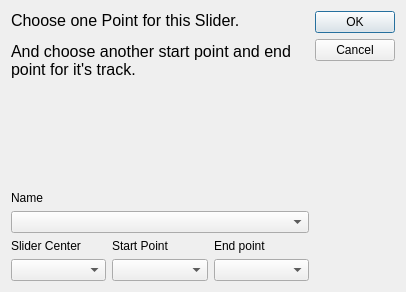
First picture: the form in core/simulate/edit_slider.ui, repository KmolYuan/Pyslvs-UI, before the edit.
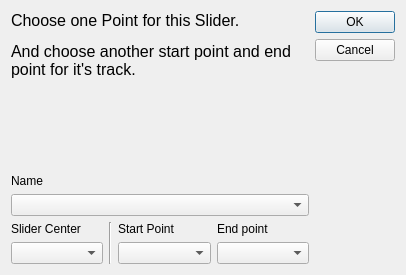
Second picture: the form after the edit. Icons and pictures are not drawn.

Commit message: Add and Edit UI now are shared.

Patch:
```diff
--- a/core/simulate/edit_slider.ui
+++ b/core/simulate/edit_slider.ui
@@ -7,7 +7,7 @@
     <x>0</x>
     <y>0</y>
     <width>406</width>
-    <height>292</height>
+    <height>275</height>
    </rect>
   </property>
   <property name="sizePolicy">
@@ -19,13 +19,13 @@
   <property name="minimumSize">
    <size>
     <width>406</width>
-    <height>292</height>
+    <height>275</height>
    </size>
   </property>
   <property name="maximumSize">
    <size>
     <width>406</width>
-    <height>292</height>
+    <height>275</height>
    </size>
   </property>
   <property name="windowTitle">
@@ -41,7 +41,7 @@
   <property name="modal">
    <bool>true</bool>
   </property>
-  <layout class="QHBoxLayout" name="horizontalLayout">
+  <layout class="QHBoxLayout" name="horizontalLayout_2">
    <item>
     <layout class="QVBoxLayout" name="verticalLayout">
      <item>
@@ -97,8 +97,13 @@
       </widget>
      </item>
      <item>
-      <layout class="QGridLayout" name="gridLayout">
-       <item row="0" column="0">
+      <layout class="QHBoxLayout" name="horizontalLayout">
+       <property name="spacing">
+        <number>6</number>
+       </property>
+       <item>
+        <layout class="QVBoxLayout" name="verticalLayout_5">
+         <item>
         <widget class="QLabel" name="label">
          <property name="sizePolicy">
           <sizepolicy hsizetype="Preferred" vsizetype="Fixed">
@@ -111,14 +116,25 @@
          </property>
         </widget>
        </item>
-       <item row="1" column="0">
+         <item>
         <widget class="QComboBox" name="Slider_Center">
          <property name="whatsThis">
           <string>Start point for next link.</string>
          </property>
         </widget>
        </item>
-       <item row="0" column="1">
+        </layout>
+       </item>
+       <item>
+        <widget class="Line" name="line">
+         <property name="orientation">
+          <enum>Qt::Vertical</enum>
+         </property>
+        </widget>
+       </item>
+       <item>
+        <layout class="QVBoxLayout" name="verticalLayout_4">
+         <item>
         <widget class="QLabel" name="label_2">
          <property name="sizePolicy">
           <sizepolicy hsizetype="Preferred" vsizetype="Fixed">
@@ -131,22 +147,28 @@
          </property>
         </widget>
        </item>
-       <item row="1" column="1">
+         <item>
         <widget class="QComboBox" name="Start">
          <property name="whatsThis">
           <string>End point for next link.</string>
          </property>
         </widget>
        </item>
-       <item row="0" column="2">
+        </layout>
+       </item>
+       <item>
+        <layout class="QVBoxLayout" name="verticalLayout_3">
+         <item>
         <widget class="QLabel" name="label_4">
          <property name="text">
           <string>End point</string>
          </property>
         </widget>
        </item>
-       <item row="1" column="2">
+         <item>
         <widget class="QComboBox" name="End"/>
+         </item>
+        </layout>
        </item>
       </layout>
      </item>
```
Lines whose indentation alone changed are shown as unchanged. The commit also changes 41 other files.
